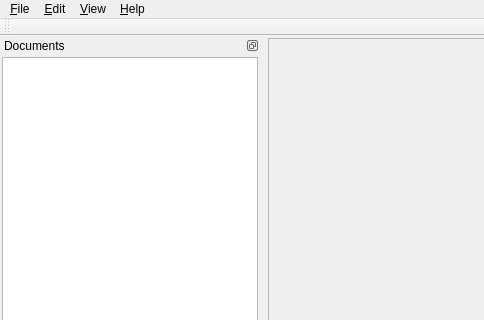
Qt form Main/ui/MainWindow.ui (Antidote/SakuraSuite) before a commit; both pictures show x 0 to 484 and y 0 to 320 of the 765 by 681 pixel window.
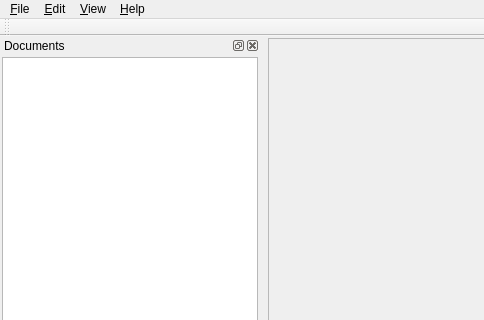
The same form after that commit. Icons and pictures are not drawn.

The edit to the form file:
```diff
--- a/Main/ui/MainWindow.ui
+++ b/Main/ui/MainWindow.ui
@@ -14,8 +14,10 @@
   <property name="acceptDrops">
    <bool>true</bool>
   </property>
-  <property name="windowTitle">
-   <string notr="true"/>
+  <property name="styleSheet">
+   <string notr="true">QLineEdit[valid=&quot;false&quot;] {
+	background-color: red;
+}</string>
   </property>
   <property name="documentMode">
    <bool>true</bool>
@@ -137,9 +139,6 @@
   </widget>
   <widget class="QStatusBar" name="statusBar"/>
   <widget class="QDockWidget" name="dockWidget">
-   <property name="features">
-    <set>QDockWidget::DockWidgetFloatable|QDockWidget::DockWidgetMovable</set>
-   </property>
    <property name="windowTitle">
     <string>Documents</string>
    </property>
```
Left out of the diff: 82 changed lines with no effect on the pictures.
